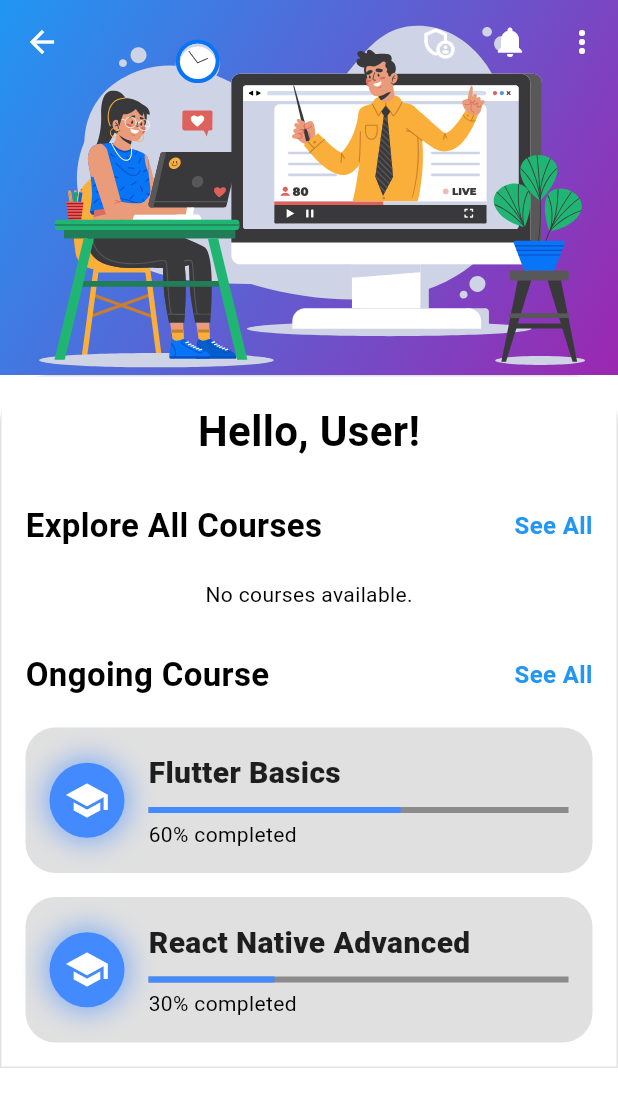
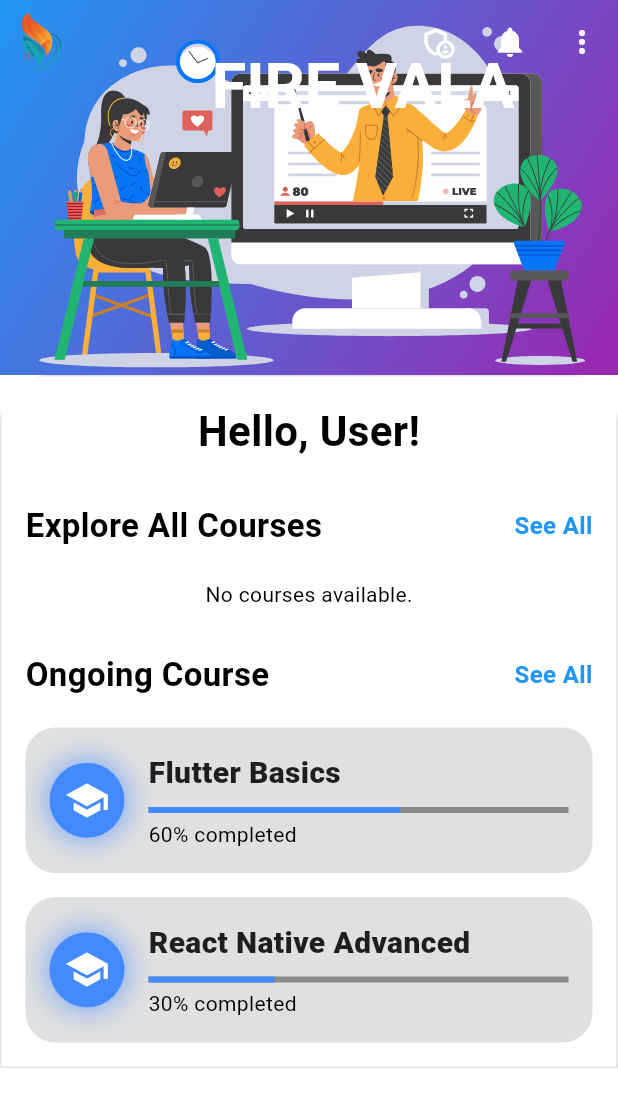
Before and after one commit to Imran-decoder/E-Learning-Platform, a Flutter app: the DashboardScreen screen opened directly, on a phone screen of 412 x 824 dp. Shown: the top 1107 px of the screen. Run offline on Flutter 3.47's test engine with Material 3 defaults, Android fonts, the phone set to English and light mode, and no system bars; our stand-ins replace cloud_firestore, firebase_auth, firebase_core, flutter_svg, google_fonts, lottie and 1 more; accounts and stored records are empty.

Commit message:
Added FireVala text and updated back arrow button on Dashboard

```diff
--- a/lib/screens/dashboard_screen.dart
+++ b/lib/screens/dashboard_screen.dart
@@ -49,7 +49,6 @@ class _DashboardScreenState extends State<DashboardScreen> {
     }
   }
 
-  // Fetch courses from Firestore
   Future<List<Map<String, String>>> _fetchCourses() async {
     try {
       QuerySnapshot snapshot = await _firestore.collection('Courses').get();
@@ -69,7 +68,10 @@ class _DashboardScreenState extends State<DashboardScreen> {
     }
   }
 
+
+
   @override
+
   Widget build(BuildContext context) {
     return Scaffold(
       body: CustomScrollView(
@@ -85,11 +87,31 @@ class _DashboardScreenState extends State<DashboardScreen> {
     return SliverAppBar(
       expandedHeight: 250,
       backgroundColor: Colors.transparent,
-      flexibleSpace: const FlexibleSpaceBar(
-        background: DashboardHeader(
+      flexibleSpace: FlexibleSpaceBar(
+        title:Align(
+          alignment: Alignment.center,
+          child: Text('FIRE VALA',
+          style: TextStyle(
+                color: Colors.white,
+                fontSize: 28,
+                fontWeight: FontWeight.bold,
+            ),
+          ),
+        ),
+
+
+        background: const DashboardHeader(
           animationPath: 'animations/dashboard.json',
-        ),
-      ),
+            ),
+          ),
+
+          leading: IconButton(
+        icon: Image.asset('assets/images/splash.png'),
+        onPressed: () {
+          Navigator.pop(context);
+        },
+          ),
+
       actions: [
         IconButton(
           icon: const Icon(Icons.admin_panel_settings_outlined,
```
